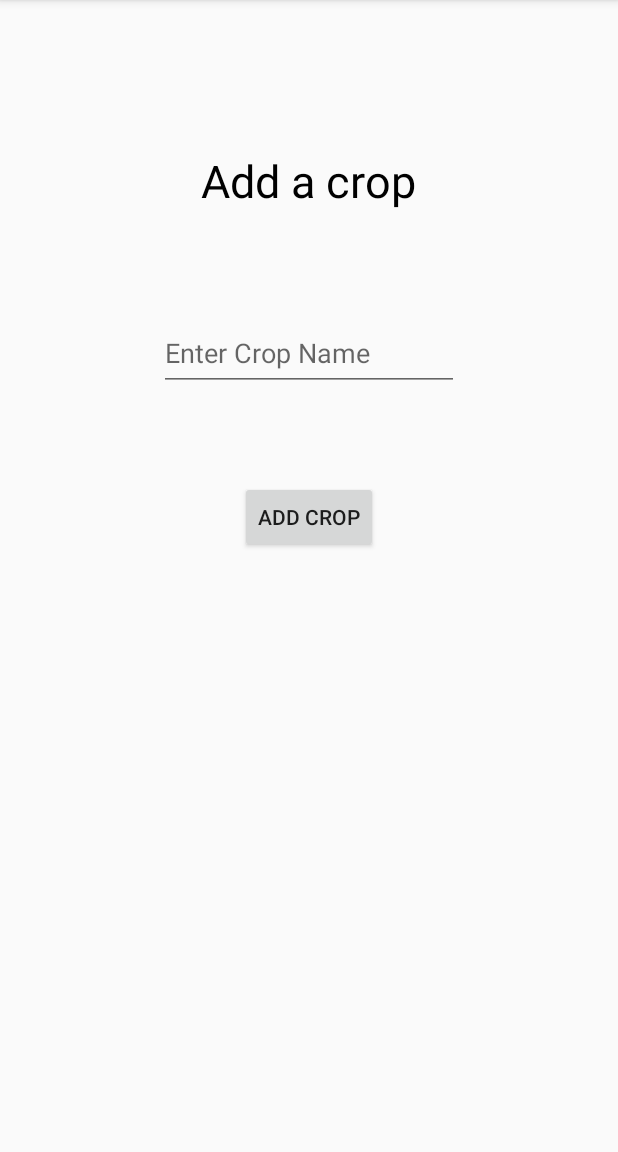
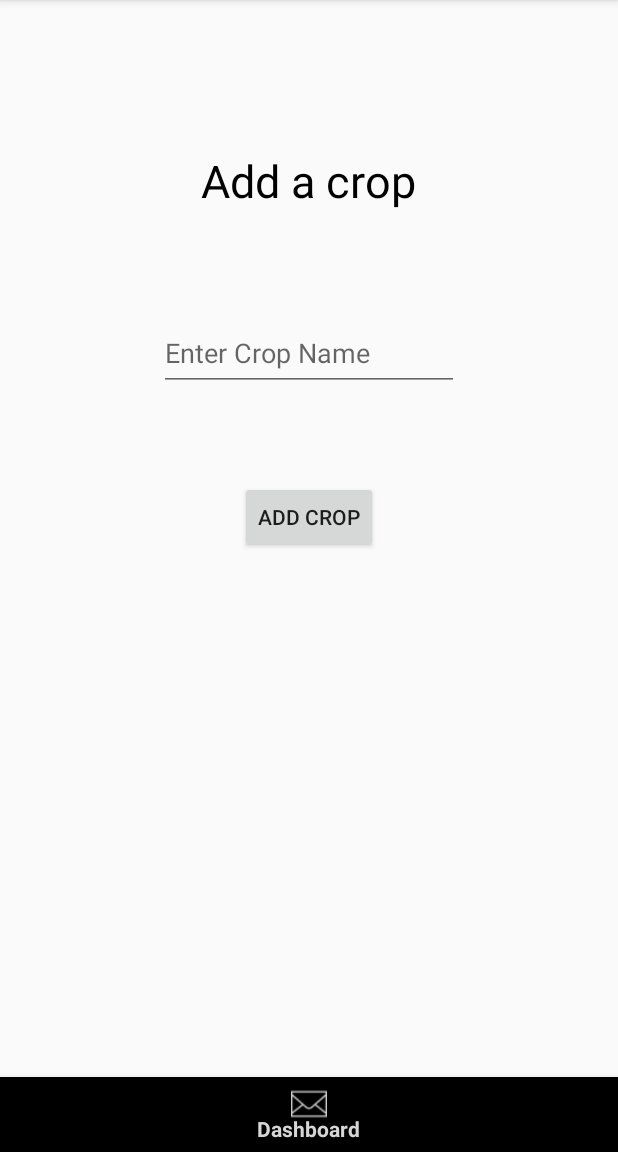
Before and after one commit to achuth10/Dbms, an Android app: the fragment HomePage placed in its activity, on a phone screen of 412 x 824 dp, the part 84-1236 px from its top. Run offline under Robolectric (Android 15) with nearby library versions, the phone set to English and light mode, and no system bars; our stand-ins replace Volley.

Commit message:
AddedBottomNav

```diff
--- a/app/src/main/java/com/example/dbms/Fragments/HomePage.java
+++ b/app/src/main/java/com/example/dbms/Fragments/HomePage.java
@@ -72,12 +72,14 @@
         return  v;
     }
 
+
+    //temporarily used to get list of crops
     private void insertnewcrop() {
-        StringRequest request = new StringRequest(Request.Method.POST, Constants.ADDCROP_URL, new Response.Listener<String>() {
+        StringRequest request = new StringRequest(Request.Method.POST, Constants.LISTCROP_URL, new Response.Listener<String>() {
             @Override
             public void onResponse(String response) {
                 Toast.makeText(getContext(),response.toString(), Toast.LENGTH_LONG).show();
-                System.out.println("Response is : " + response.toString());
+//                System.out.println("Response is : " + response.toString());
 //                if(response.toString().contains("Values inserted"))
 //                    startActivity(new Intent(getContext(), Home.class));
             }
--- a/app/src/main/java/com/example/dbms/Models/Constants.java
+++ b/app/src/main/java/com/example/dbms/Models/Constants.java
@@ -7,6 +7,7 @@
     public  static final String LOGIN_URL = DB_URL + "login.php";
     public  static final String TEST_URL = DB_URL + "TestConnection.php";
     public  static final String ADDCROP_URL = DB_URL + "AddCrop.php";
+    public  static final String LISTCROP_URL = DB_URL + "ListCrop.php";
     public  static final String KEY_NAME = "name";
     public  static final String KEY_EMAIL = "email";
     public  static final String KEY_PASSWORD= "password";
--- a/app/src/main/res/layout/activity_main.xml
+++ b/app/src/main/res/layout/activity_main.xml
@@ -10,5 +10,5 @@
 <FrameLayout
     android:layout_width="match_parent"
     android:layout_height="match_parent"
-    />
+    />p
 </RelativeLayout>
--- /dev/null
+++ b/app/src/main/res/menu/bottom_menu.xml
@@ -0,0 +1,18 @@
+<?xml version="1.0" encoding="utf-8"?>
+<menu xmlns:android="http://schemas.android.com/apk/res/android">
+
+    <item
+        android:id="@+id/navigation_home"
+        android:icon="@drawable/email"
+        android:title="Home" />
+
+    <item
+        android:id="@+id/navigation_dashboard"
+        android:icon="@drawable/email"
+        android:title="Dashboard" />
+
+    <item
+        android:id="@+id/navigation_profile"
+        android:icon="@drawable/email"
+        android:title="My account" />
+</menu>
```
